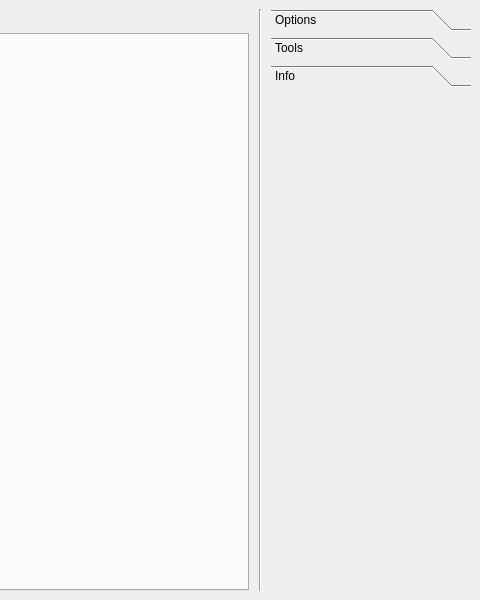
jocic/adc-converter, file source/mainwindow.ui: the form before one commit; both pictures show x 320 to 800 and y 0 to 600 of the 800 by 600 pixel window.
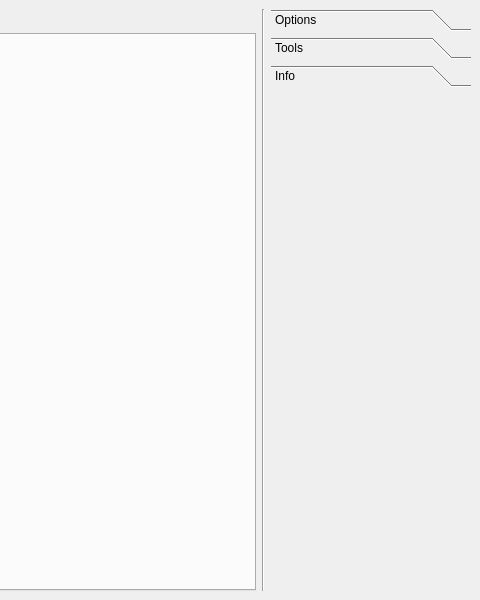
The form after the commit. The open tabs and pages were chosen to show the change. Custom widgets are drawn as their Qt base class.

```diff
--- a/source/mainwindow.ui
+++ b/source/mainwindow.ui
@@ -39,10 +39,16 @@
      <widget class="Line" name="line">
       <property name="minimumSize">
        <size>
-        <width>10</width>
+        <width>0</width>
         <height>0</height>
        </size>
       </property>
+      <property name="styleSheet">
+       <string notr="true"/>
+      </property>
+      <property name="frameShadow">
+       <enum>QFrame::Sunken</enum>
+      </property>
       <property name="lineWidth">
        <number>1</number>
       </property>
```
Left out of the diff: 15 changed lines with no effect on the pictures.
